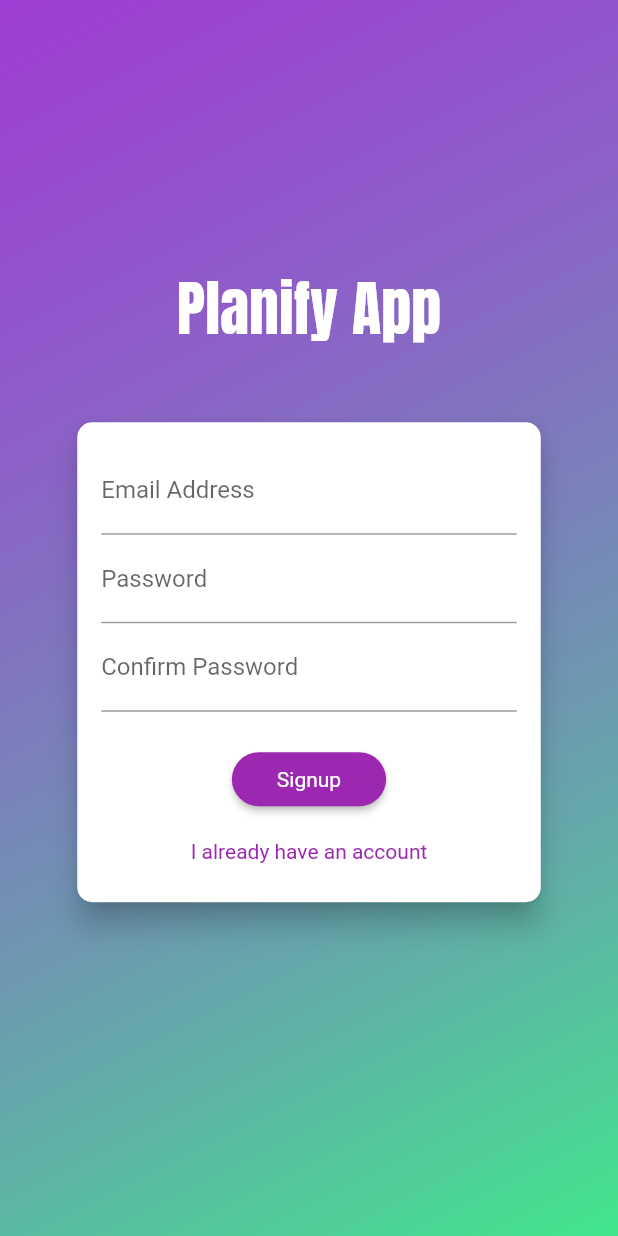
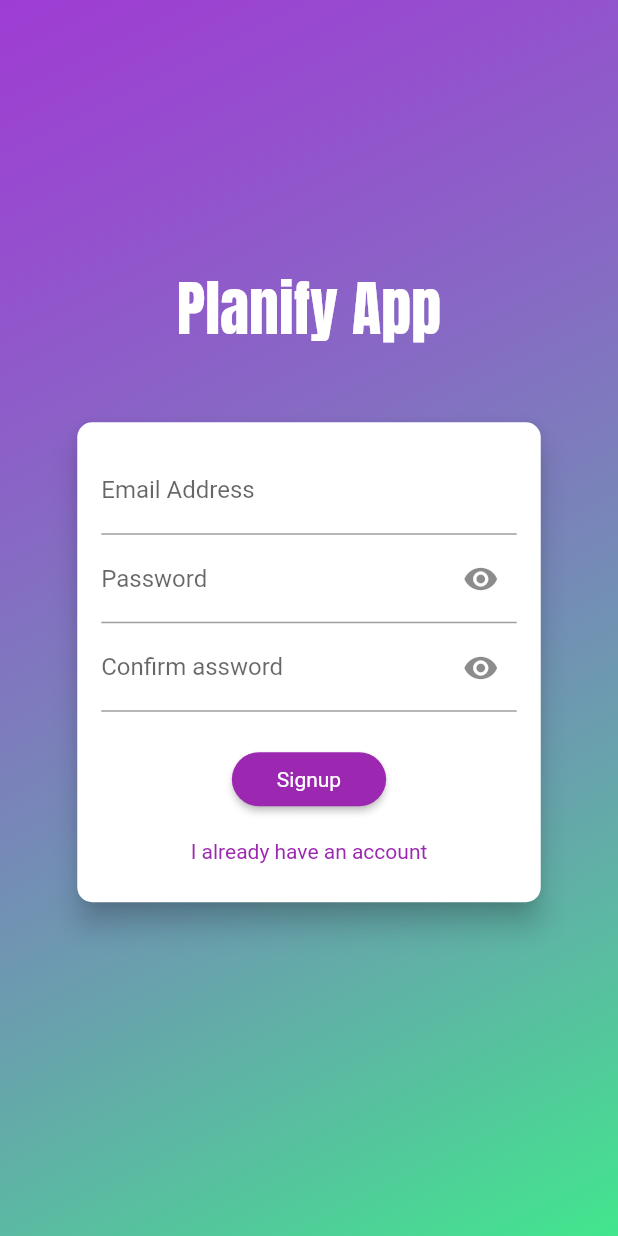
Before and after one commit to MocanuAlexandra/PlanifyApp, a Flutter app: the screen it shows after launch, after a tap on "Create a new account", on a phone screen of 412 x 824 dp. Run offline on Flutter 3.47's test engine with Material 2 defaults, Android fonts, the light colour scheme and no system bars; our stand-ins replace cloud_firestore, firebase_auth, firebase_core, flutter_form_builder, flutter_typeahead, form_builder_validators and 2 more; missing offline and left inert: google_maps_webservice_ex, month_picker_dialog_2; accounts and stored records are empty.

Commit message:
Added possibility to view the password/confirm password in forms

```diff
--- a/planify_app/lib/widgets/auth/auth_form.dart
+++ b/planify_app/lib/widgets/auth/auth_form.dart
@@ -19,6 +19,8 @@ class _AuthFormState extends State<AuthForm>
     with SingleTickerProviderStateMixin {
   final _formKey = GlobalKey<FormState>();
   AuthMode _authMode = AuthMode.Login;
+  bool _passwordVisible = false;
+  bool _confirmPasswordVisible = false;
   final _passwordNode = FocusNode();
   String? userEmail;
   String? userPass;
@@ -90,7 +92,6 @@ class _AuthFormState extends State<AuthForm>
     }
   }
 
-
   //auxiliary methods
   AnimatedContainer confirmPasswordField() {
     return AnimatedContainer(
@@ -107,8 +108,20 @@ class _AuthFormState extends State<AuthForm>
           child: FormBuilderTextField(
               name: 'confirmPassword',
               enabled: _authMode == AuthMode.Signup,
-              decoration: const InputDecoration(labelText: 'Confirm Password'),
-              obscureText: true,
+              decoration: InputDecoration(
+                labelText: 'Confirm assword',
+                suffixIcon: IconButton(
+                  icon: Icon(_confirmPasswordVisible
+                      ? Icons.visibility_off
+                      : Icons.visibility),
+                  onPressed: () {
+                    setState(() {
+                      _confirmPasswordVisible = !_confirmPasswordVisible;
+                    });
+                  },
+                ),
+              ),
+              obscureText: !_confirmPasswordVisible,
               validator: _authMode == AuthMode.Signup
                   ? FormBuilderValidators.compose([
                       FormBuilderValidators.required(errorText: 'Required'),
@@ -126,8 +139,19 @@ class _AuthFormState extends State<AuthForm>
         name: 'password',
         focusNode: _passwordNode,
         controller: _passwordController,
-        decoration: const InputDecoration(labelText: 'Password'),
-        obscureText: true,
+        decoration: InputDecoration(
+          labelText: 'Password',
+          suffixIcon: IconButton(
+            icon: Icon(
+                _passwordVisible ? Icons.visibility_off : Icons.visibility),
+            onPressed: () {
+              setState(() {
+                _passwordVisible = !_passwordVisible;
+              });
+            },
+          ),
+        ),
+        obscureText: !_passwordVisible,
         textInputAction: TextInputAction.next,
         validator: FormBuilderValidators.compose([
           FormBuilderValidators.required(errorText: 'Required'),
```
